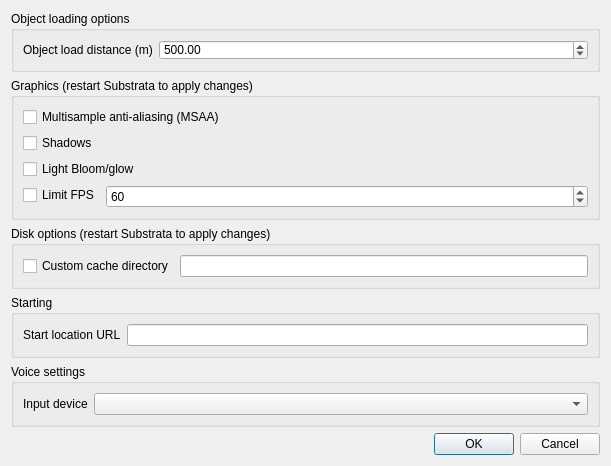
Old version of the form gui_client/MainOptionsDialog.ui in the repository shipilovden/substrata-metasiberia.
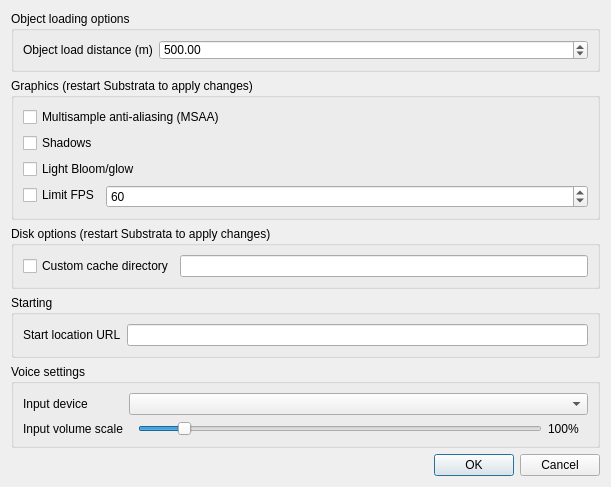
New version of the form. Custom widgets are drawn as their Qt base class.

Commit message: Added volume scale factor for mic input to options dialog. Added mic level indicator to UI beside mic button.

```diff
--- a/gui_client/MainOptionsDialog.ui
+++ b/gui_client/MainOptionsDialog.ui
@@ -170,13 +170,6 @@
       <string>Voice settings</string>
      </property>
      <layout class="QGridLayout" name="gridLayout_3">
-      <item row="0" column="0">
-       <widget class="QLabel" name="label_3">
-        <property name="text">
-         <string>Input device</string>
-        </property>
-       </widget>
-      </item>
       <item row="0" column="1">
        <widget class="QComboBox" name="inputDeviceComboBox">
         <property name="sizePolicy">
@@ -187,6 +180,55 @@
         </property>
        </widget>
       </item>
+      <item row="0" column="0">
+       <widget class="QLabel" name="label_3">
+        <property name="text">
+         <string>Input device</string>
+        </property>
+       </widget>
+      </item>
+      <item row="1" column="0">
+       <widget class="QLabel" name="label_4">
+        <property name="text">
+         <string>Input volume scale</string>
+        </property>
+       </widget>
+      </item>
+      <item row="1" column="1">
+       <widget class="QWidget" name="widget_2" native="true">
+        <layout class="QHBoxLayout" name="horizontalLayout">
+         <property name="topMargin">
+          <number>0</number>
+         </property>
+         <property name="bottomMargin">
+          <number>0</number>
+         </property>
+         <item>
+          <widget class="QSlider" name="inputVolumeScaleHorizontalSlider">
+           <property name="maximum">
+            <number>1000</number>
+           </property>
+           <property name="singleStep">
+            <number>10</number>
+           </property>
+           <property name="value">
+            <number>100</number>
+           </property>
+           <property name="orientation">
+            <enum>Qt::Horizontal</enum>
+           </property>
+          </widget>
+         </item>
+         <item>
+          <widget class="QLabel" name="inputVolumeScaleLabel">
+           <property name="text">
+            <string>100%</string>
+           </property>
+          </widget>
+         </item>
+        </layout>
+       </widget>
+      </item>
      </layout>
     </widget>
    </item>
```
The commit also changes 8 other files.
